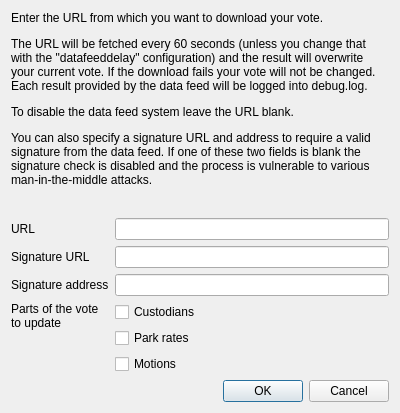
creon-nu/Nu, file src/qt/forms/datafeeddialog.ui: the form before one commit.
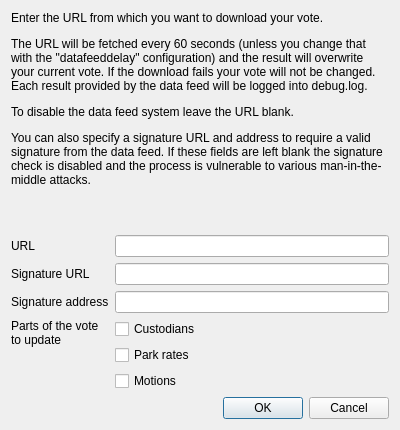
The form after the commit.

Commit message: Prevent the GUI user from setting only one of the two data feed signature fields

What changed in the file:
```diff
--- a/src/qt/forms/datafeeddialog.ui
+++ b/src/qt/forms/datafeeddialog.ui
@@ -7,7 +7,7 @@
     <x>0</x>
     <y>0</y>
     <width>400</width>
-    <height>413</height>
+    <height>430</height>
    </rect>
   </property>
   <property name="windowTitle">
@@ -23,7 +23,7 @@
       </sizepolicy>
      </property>
      <property name="text">
-      <string>&lt;html&gt;&lt;head/&gt;&lt;body&gt;&lt;p&gt;Enter the URL from which you want to download your vote.&lt;/p&gt;&lt;p&gt;The URL will be fetched every 60 seconds (unless you change that with the &amp;quot;datafeeddelay&amp;quot; configuration) and the result will overwrite your current vote. If the download fails your vote will not be changed. Each result provided by the data feed will be logged into debug.log.&lt;/p&gt;&lt;p&gt;To disable the data feed system leave the URL blank.&lt;/p&gt;&lt;p&gt;You can also specify a signature URL and address to require a valid signature from the data feed. If one of these two fields is blank the signature check is disabled and the process is vulnerable to various man-in-the-middle attacks.&lt;/p&gt;&lt;/body&gt;&lt;/html&gt;</string>
+      <string>&lt;html&gt;&lt;head/&gt;&lt;body&gt;&lt;p&gt;Enter the URL from which you want to download your vote.&lt;/p&gt;&lt;p&gt;The URL will be fetched every 60 seconds (unless you change that with the &amp;quot;datafeeddelay&amp;quot; configuration) and the result will overwrite your current vote. If the download fails your vote will not be changed. Each result provided by the data feed will be logged into debug.log.&lt;/p&gt;&lt;p&gt;To disable the data feed system leave the URL blank.&lt;/p&gt;&lt;p&gt;You can also specify a signature URL and address to require a valid signature from the data feed. If these fields are left blank the signature check is disabled and the process is vulnerable to various man-in-the-middle attacks.&lt;/p&gt;&lt;/body&gt;&lt;/html&gt;</string>
      </property>
      <property name="alignment">
       <set>Qt::AlignLeading|Qt::AlignLeft|Qt::AlignTop</set>
```
The commit also changes 2 other files.
